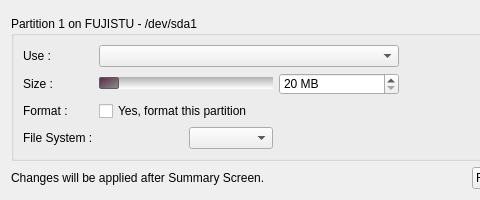
First picture: the form in corporate2/yali4/gui/Ui/partedit.ui, repository pars-linux/uludag, before the edit; both pictures show x 0 to 480 and y 0 to 200 of the 765 by 200 pixel window.
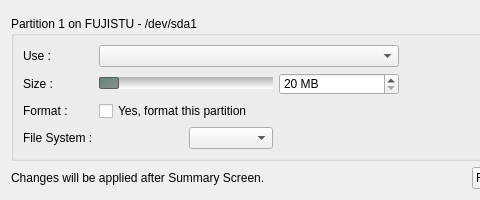
Second picture: the form after the edit.

Commit message: Fixed qslider color

What changed in the file:
```diff
--- a/corporate2/yali4/gui/Ui/partedit.ui
+++ b/corporate2/yali4/gui/Ui/partedit.ui
@@ -104,7 +104,7 @@
                  }
 
                  QSlider::handle:horizontal {
-                     background: qlineargradient(x1:0, y1:0, x2:1, y2:1, stop:0 #5A2848, stop:1 #8f8f8f);
+                     background: qlineargradient(x1:0, y1:0, x2:1, y2:1, stop:0 #628577, stop:1 #8f8f8f);
                      border: 1px solid #5c5c5c;
                      width: 18px;
                      margin: 0 0;
```
